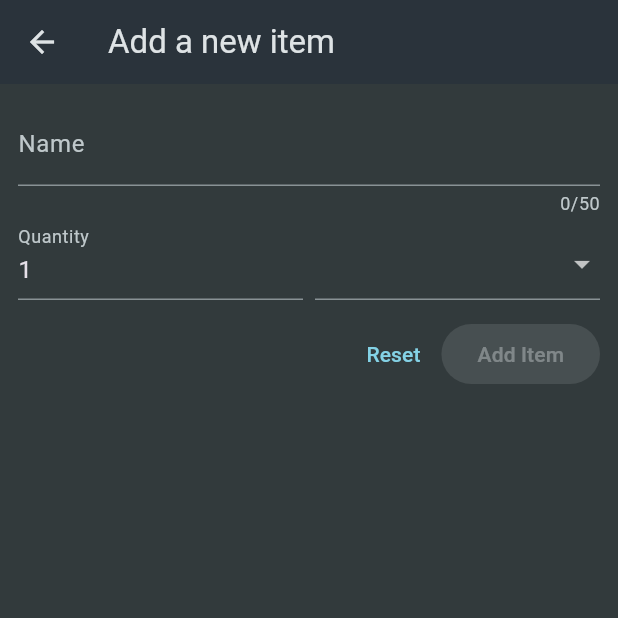
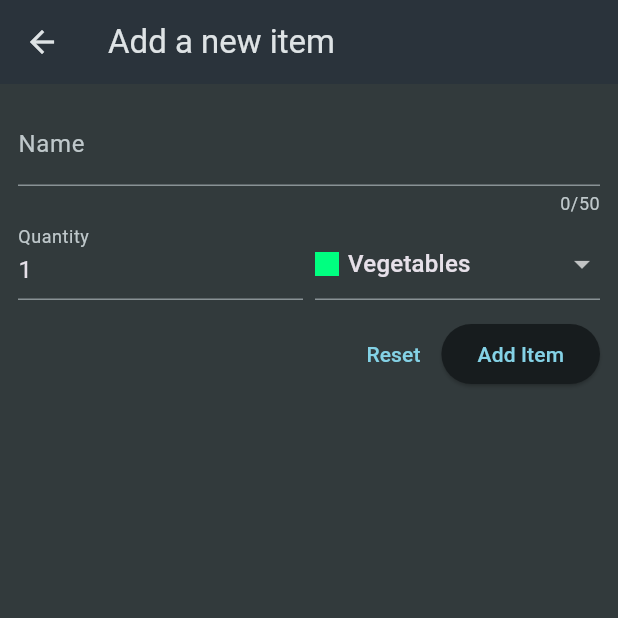
Before and after one commit to Adatata001/shopping-list-app, a Flutter app: the screen it shows after launch, after a tap on the "add" icon, on a phone screen of 412 x 824 dp, the top half of it. Run offline on Flutter 3.47's test engine with Material 3 defaults, Android fonts, the phone set to English and light mode, and no system bars; network calls fail.

Commit message:
modified folders

```diff
--- /dev/null
+++ b/lib/app.dart
@@ -0,0 +1,23 @@
+import 'package:flutter/material.dart';
+import 'package:shoppinglistapp/widgets/grocery_list.dart';
+
+class MyApp extends StatelessWidget {
+  const MyApp({super.key});
+
+
+  @override
+  Widget build(BuildContext context) {
+    return MaterialApp(
+      title: 'Flutter Groceries',
+      theme: ThemeData.dark().copyWith(
+        colorScheme: ColorScheme.fromSeed(
+          seedColor: const Color.fromARGB(255, 147, 229, 250),
+          brightness: Brightness.dark,
+          surface: const Color.fromARGB(255, 42, 51, 59),
+        ),
+        scaffoldBackgroundColor: const Color.fromARGB(255, 50, 58, 60),
+      ),
+      home: GroceryList(),
+    );
+  }
+}
--- a/lib/main.dart
+++ b/lib/main.dart
@@ -1,27 +1,8 @@
 import 'package:flutter/material.dart';
-import 'package:shoppinglistapp/widgets/grocery_list.dart';
+import 'package:shoppinglistapp/app.dart';
 
 void main() {
-  runApp(const MyApp());
+  runApp(
+    MyApp(),
+  );
 }
-
-class MyApp extends StatelessWidget {
-  const MyApp({super.key});
-
-  // This widget is the root of your application.
-  @override
-  Widget build(BuildContext context) {
-    return MaterialApp(
-      title: 'Flutter Groceries',
-      theme: ThemeData.dark().copyWith(
-        colorScheme: ColorScheme.fromSeed(
-          seedColor: const Color.fromARGB(255, 147, 229, 250),
-          brightness: Brightness.dark,
-          surface: const Color.fromARGB(255, 42, 51, 59),
-        ),
-        scaffoldBackgroundColor: const Color.fromARGB(255, 50, 58, 60),
-      ),
-      home: GroceryList(),
-    );
-  }
-}
--- a/lib/widgets/grocery_list.dart
+++ b/lib/widgets/grocery_list.dart
@@ -1,6 +1,9 @@
 import 'package:flutter/material.dart';
-import 'package:shoppinglistapp/data/dummy_data.dart';
+import 'package:shoppinglistapp/data/categories.dart';
+import 'package:shoppinglistapp/models/grocery_item.dart';
 import 'package:shoppinglistapp/widgets/new_item.dart';
+import 'package:http/http.dart' as http;
+import 'dart:convert';
 
 
 
@@ -12,15 +15,144 @@ class GroceryList extends StatefulWidget {
 }
 
 class _GroceryListState extends State<GroceryList> {
-  void _addItem() {
-    Navigator.of(context).push(
-      MaterialPageRoute(builder: (ctx) => NewItem(),
+
+  List<GroceryItem> _groceryItems = [];
+  var _isLoading = true;
+  String? _error;
+
+  @override
+  void initState() {
+    super.initState();
+    _loadItems();
+  }
+
+  void _loadItems() async {
+   final url = Uri.https(
+      'shopping-list-92c05-default-rtdb.firebaseio.com', 'shopping-list.json');
+
+    try {
+      final response = await http.get(url);
+
+         if (response.statusCode >= 400) {
+          setState(() {
+            _error = 'Failed to fetch data. Please try again later.';
+          });
+         }
+
+
+      if (response.body == 'null') {
+        setState(() {
+          _isLoading = false;
+        });
+      return;
+      }
+
+
+
+        final Map<String, dynamic> listData = json.decode(response.body);
+        final List<GroceryItem> loadedItems = [];
+
+      for (final item in listData.entries) {
+        final category = categories.entries.firstWhere(
+          (catItem) => catItem.value.title == item.value['category'],).value;
+        loadedItems.add(
+          GroceryItem(
+            id: item.key,
+            name: item.value['name'],
+            quantity: item.value['quantity'],
+            category: category,
+          ),
+        );
+      }
+        setState(() {
+          _groceryItems = loadedItems;
+          _isLoading = false;
+        });
+
+    } catch (error) {
+      _error = 'Something went wrong. Please try again later.';
+    }
+  }
+
+
+
+
+  void _addItem() async {
+   final newItem = await Navigator.of(context).push<GroceryItem>(
+      MaterialPageRoute(
+        builder: (ctx) => NewItem(),
       ),
     );
+
+    if (newItem == null) {
+      return;
+    }
+    setState(() {
+      _groceryItems.add(newItem);
+    });
+  }
+
+  void _removeItem(GroceryItem item) async {
+    final index = _groceryItems.indexOf(item);
+
+    setState(() {
+      _groceryItems.remove(item);
+    });
+
+    final url = Uri.https(
+      'shopping-list-92c05-default-rtdb.firebaseio.com', 'shopping-list/${item.id}.json');
+
+    final response = await http.delete(url);
+
+    if(response.statusCode >= 400) {
+      setState(() {
+        _groceryItems.insert(index, item);
+      });
+    }
+
   }
 
   @override
   Widget build(context) {
+    Widget content = Center(
+      child: Text('No item added yet.'),
+      );
+
+      if (_isLoading) {
+        content = Center(
+          child: CircularProgressIndicator(),
+        );
+      }
+
+      if (_groceryItems.isNotEmpty) {
+        content = ListView.builder(
+          itemCount: _groceryItems.length,
+          itemBuilder: (ctx, index) =>  Dismissible(
+          onDismissed: (direction) {
+            _removeItem(_groceryItems[index]);
+          },
+          key: ValueKey(_groceryItems[index].id),
+          child: ListTile(
+            title: Text(_groceryItems[index].name),
+            leading: Container(
+              width: 24,
+              height: 24,
+              color: _groceryItems[index].category.color,
+            ),
+            trailing: Text(
+            _groceryItems[index].quantity.toString(),
+            )
+          ),
+       ),
+        );
+    }
+
+    if (_error != null) {
+      content = Center(
+        child: Text(_error!),
+      );
+    }
+
     return Scaffold(
       appBar: AppBar(
         title: Text('Your Groceries'),
@@ -31,20 +163,7 @@ class _GroceryListState extends State<GroceryList> {
           ),
         ],
       ),
-      body: ListView.builder(
-        itemCount: groceryItems.length,
-        itemBuilder: (ctx, index) => ListTile(
-          title: Text(groceryItems[index].name),
-          leading: Container(
-            width: 24,
-            height: 24,
-            color: groceryItems[index].category.color,
-          ),
-          trailing: Text(
-            groceryItems[index].quantity.toString(),
-          )
-        ),
-      ),
+      body: content,
     );
   }
-}
+ }
--- a/lib/widgets/new_item.dart
+++ b/lib/widgets/new_item.dart
@@ -1,5 +1,11 @@
 import 'package:flutter/material.dart';
+import 'dart:convert';
 import 'package:shoppinglistapp/data/categories.dart';
+import 'package:http/http.dart' as http;
+import 'package:shoppinglistapp/models/category.dart';
+import 'package:shoppinglistapp/models/grocery_item.dart';
+
+
 
 
 
@@ -13,11 +19,48 @@ class NewItem extends StatefulWidget {
 class _NewItemState extends State<NewItem> {
   final _formKey = GlobalKey<FormState>();
   var _enteredName = '';
-  var _enteredQ
+  var _enteredQuantity = 1;
+  var _selectedCategory = categories[Categories.vegetables]!;
+  var _isSending = false;
 
-  void _saveItem () {
+
+  void _saveItem () async {
     if (_formKey.currentState!.validate()) {
       _formKey.currentState!.save();
+      setState(() {
+        _isSending = true;
+      });
+      final url = Uri.https(
+        'shopping-list-92c05-default-rtdb.firebaseio.com', 'shopping-list.json');
+      final response = await http.post(
+        url,
+        headers: {
+          'content-type': 'application/json',
+        },
+        body: json.encode(
+          {
+           'name': _enteredName,
+           'quantity': _enteredQuantity,
+           'category': _selectedCategory.title,
+          }
+        ),
+      );
+
+      final Map<String, dynamic> resData = json.decode(response.body);
+
+
+      if (!context.mounted) {
+        return;
+      }
+
+      Navigator.of(context).pop(
+        GroceryItem(
+          id: resData['name'],
+          name: _enteredName,
+          quantity: _enteredQuantity,
+          category: _selectedCategory
+        ),
+     );
     }
   }
 
@@ -60,7 +103,7 @@ class _NewItemState extends State<NewItem> {
                         label: Text('Quantity'),
                       ),
                       keyboardType: TextInputType.numberWithOptions(),
-                      initialValue: '1',
+                      initialValue: _enteredQuantity.toString(),
                       validator: (value) {
                         if (value == null ||
                         value.isEmpty ||
@@ -69,12 +112,16 @@ class _NewItemState extends State<NewItem> {
                           return 'Must be a valid positive number';
                         }
                         return null;
+                      },
+                      onSaved: (value) {
+                       _enteredQuantity = int.parse(value!);
                       }
                     ),
                   ),
                   SizedBox(width: 8),
                   Expanded(
                     child: DropdownButtonFormField(
+                      value: _selectedCategory,
                       items: [
                         for(final category in categories.entries)
                           DropdownMenuItem(
@@ -92,7 +139,11 @@ class _NewItemState extends State<NewItem> {
                             ),
                           ),
                       ],
-                      onChanged: (value) {}
+                      onChanged: (value) {
+                       setState(() {
+                         _selectedCategory = value!;
+                       });
+                      },
                     ),
                   ),
                 ],
@@ -102,14 +153,24 @@ class _NewItemState extends State<NewItem> {
                 mainAxisAlignment: MainAxisAlignment.end,
                 children: [
                   TextButton(
-                    onPressed: () {
-                      _formKey.currentState!.reset();
-                    },
+                    onPressed: _isSending
+                      ? null
+                      : () {
+                        _formKey.currentState!.reset();
+                      },
                     child: Text('Reset'),
                   ),
                   ElevatedButton(
-                    onPressed: _saveItem,
-                    child: Text('Add Item'),
+                    onPressed:_isSending
+                      ? null
+                      : _saveItem,
+                    child: _isSending
+                     ? SizedBox(
+                      height: 16,
+                      width: 16,
+                      child: CircularProgressIndicator(),
+                     )
+                    : Text('Add Item'),
                   ),
                 ],
               ),
```
Also changed, not shown: lib/data/dummy_data.dart (deleted, +0 -21 lines).
